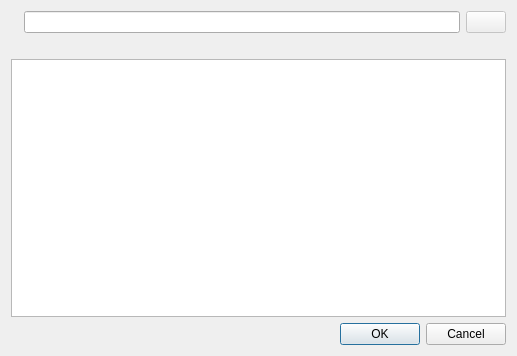
Domerk/UdoDB, file tableopt.ui: the form before one commit.
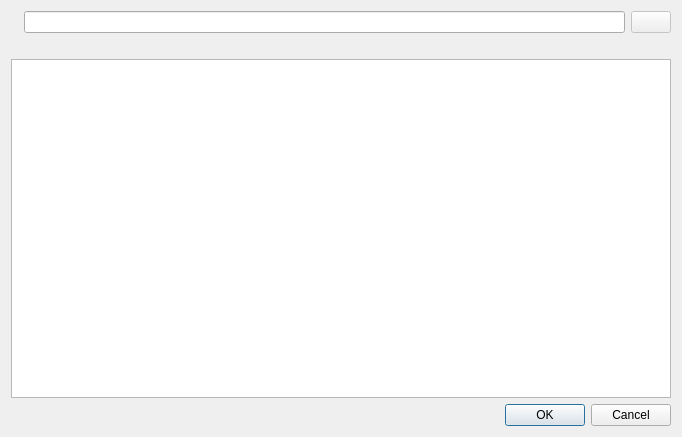
The form after the commit.

Patch:
```diff
--- a/tableopt.ui
+++ b/tableopt.ui
@@ -6,8 +6,8 @@
    <rect>
     <x>0</x>
     <y>0</y>
-    <width>517</width>
-    <height>356</height>
+    <width>682</width>
+    <height>437</height>
    </rect>
   </property>
   <property name="windowTitle">
```
